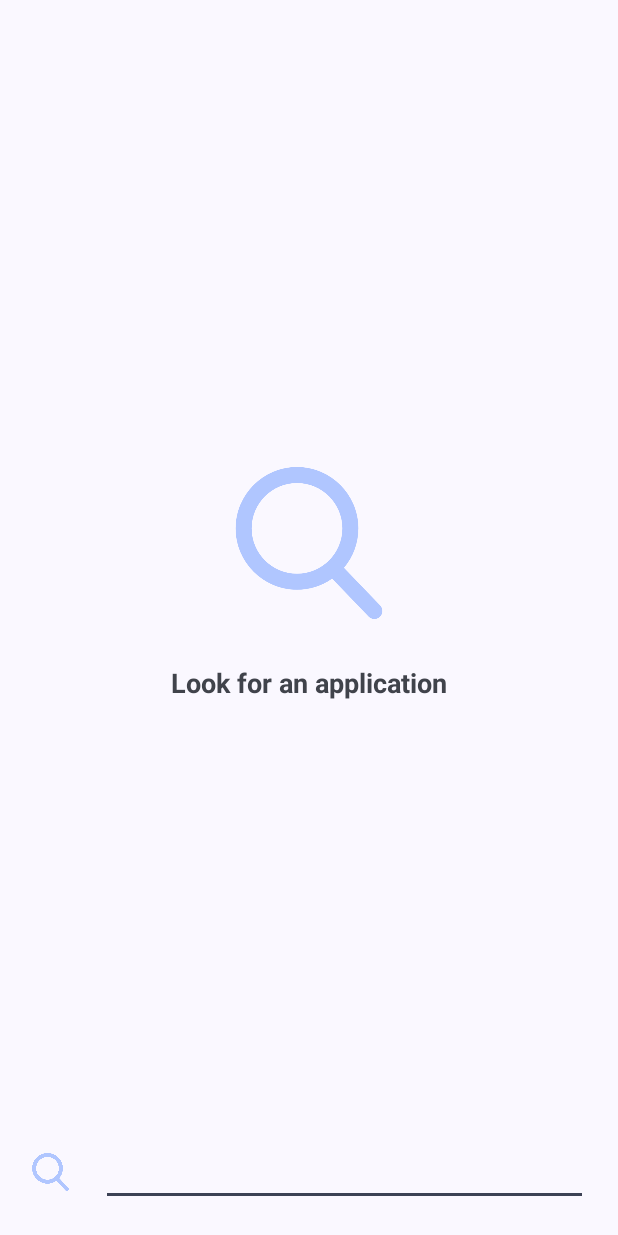
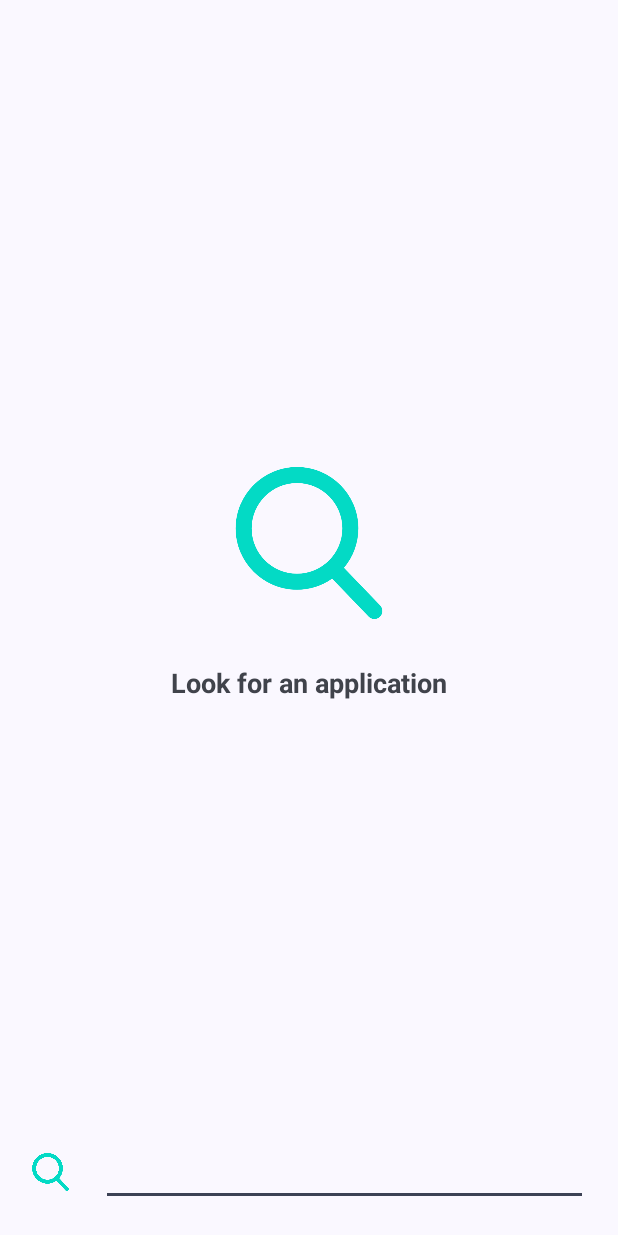
Before and after one commit to jonathanklee/Sapio, an Android app: the layout fragment_search.xml on its own in the app's theme, with its tools: preview values and no code run, on a phone screen of 412 x 824 dp. Run offline under Robolectric (Android 15) with nearby library versions, the phone set to English and light mode, and no system bars.

Commit message:
Fix crash on Android < 12

```diff
--- a/app/src/main/res/layout/fragment_search.xml
+++ b/app/src/main/res/layout/fragment_search.xml
@@ -38,10 +38,10 @@
         android:layout_marginLeft="20dp"
         android:layout_marginTop="10dp"
         android:src="@drawable/search"
+        app:tint="@color/teal_200"
         app:layout_constraintBottom_toBottomOf="parent"
         app:layout_constraintStart_toStartOf="parent"
-        app:layout_constraintTop_toBottomOf="@+id/recyclerView"
-        app:tint="@color/material_dynamic_primary80" />
+        app:layout_constraintTop_toBottomOf="@+id/recyclerView"/>
 
     <androidx.appcompat.widget.LinearLayoutCompat
       android:layout_width="wrap_content"
@@ -59,11 +59,11 @@
           android:layout_gravity="center"
           android:layout_margin="20dp"
           android:src="@drawable/search"
+          app:tint="@color/teal_200"
           app:layout_constraintBottom_toTopOf="@+id/editTextSearch"
           app:layout_constraintEnd_toEndOf="parent"
           app:layout_constraintStart_toStartOf="parent"
-          app:layout_constraintTop_toTopOf="@+id/recyclerView"
-          app:tint="@color/material_dynamic_primary80" />
+          app:layout_constraintTop_toTopOf="@+id/recyclerView"/>
 
         <TextView
           android:id="@+id/searchText"
```
Also changed, not shown: app/src/main/java/com/klee/sapio/ui/view/SearchFragment.kt (+26 -0 lines).
